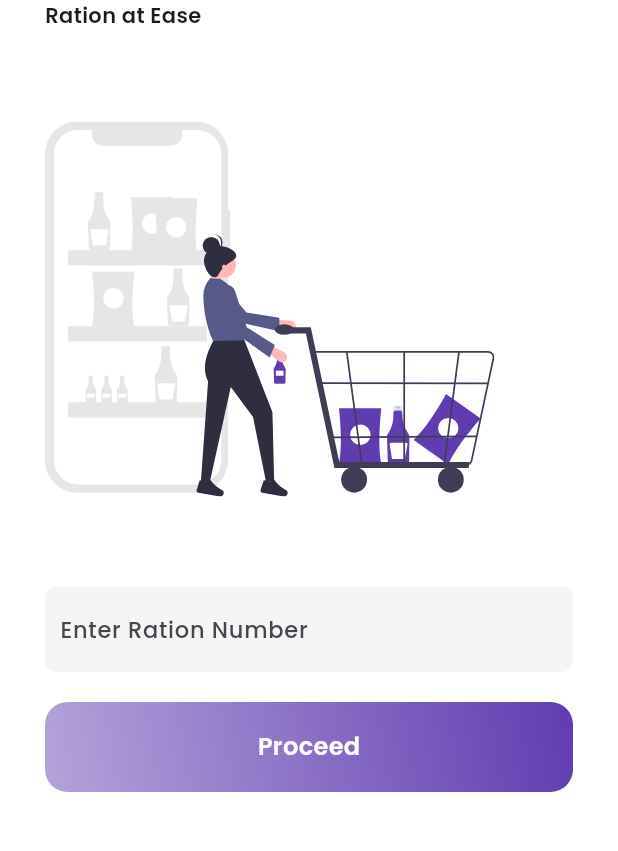
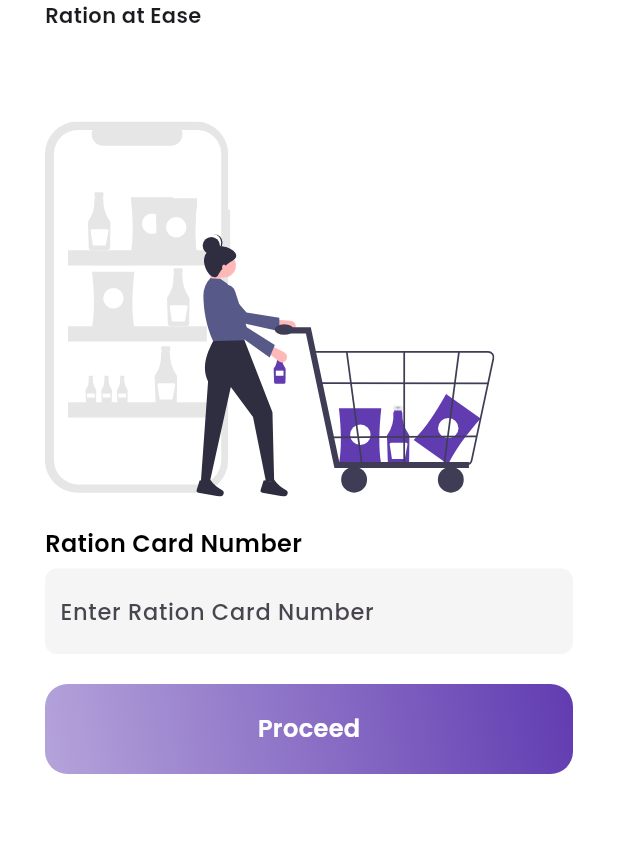
Before and after one commit to VatsalKotha/NFC3_Lit_Coders, a Flutter app: the screen it shows after launch, on a phone screen of 412 x 824 dp, the part 168-1019 px from its top. Run offline on Flutter 3.47's test engine with Material 3 defaults, Android fonts, the phone set to English and light mode, and no system bars; our stand-ins replace flutter_otp_text_field, flutter_svg, get.

Commit message:
otp part

```diff
--- a/ration_go/lib/features/auth/ui/login_screen.dart
+++ b/ration_go/lib/features/auth/ui/login_screen.dart
@@ -1,6 +1,8 @@
 import 'package:flutter/material.dart';
+import 'package:flutter_otp_text_field/flutter_otp_text_field.dart';
 import 'package:flutter_svg/svg.dart';
 import 'package:ration_go/colors.dart';
+import 'dart:async'; // Import for Timer
 
 class LoginScreen extends StatefulWidget {
   const LoginScreen({super.key});
@@ -11,6 +13,35 @@ class LoginScreen extends StatefulWidget {
 
 class _LoginScreenState extends State<LoginScreen> {
   TextEditingController rationNumber = TextEditingController();
+  bool isOtpSent = false;
+  int _start = 60; // 1 minute
+  Timer? _timer;
+
+  @override
+  void dispose() {
+    _timer
+        ?.cancel(); // Cancel the timer if it’s active when the widget is disposed
+    super.dispose();
+  }
+
+  void startTimer() {
+    setState(() {
+      _start = 60; // Reset the timer to 60 seconds
+    });
+    _timer?.cancel(); // Cancel any previous timer
+    _timer = Timer.periodic(Duration(seconds: 1), (timer) {
+      if (_start == 0) {
+        setState(() {
+          timer.cancel();
+        });
+      } else {
+        setState(() {
+          _start--;
+        });
+      }
+    });
+  }
+
   @override
   Widget build(BuildContext context) {
     return Scaffold(
@@ -57,17 +88,34 @@ class _LoginScreenState extends State<LoginScreen> {
                   ),
                 ],
               ),
+              SizedBox(
+                height: 20,
+              ),
+              !isOtpSent
+                  ? Column(
+                      children: [
+                        Row(
+                          children: [
+                            Text('Ration Card Number',
+                                style: TextStyle(
+                                    fontSize: 16,
+                                    color: Colors.black,
+                                    fontWeight: FontWeight.w600)),
+                          ],
+                        ),
                         Container(
                           width: double.infinity,
                           padding: const EdgeInsets.fromLTRB(10, 5, 10, 5),
-                margin: const EdgeInsets.fromLTRB(0, 60, 0, 0),
+                          margin: const EdgeInsets.fromLTRB(0, 5, 0, 0),
                           decoration: const BoxDecoration(
                               color: AppColors.secondary,
-                    borderRadius: BorderRadius.all(Radius.circular(8))),
+                              borderRadius:
+                                  BorderRadius.all(Radius.circular(8))),
                           child: TextFormField(
                             textInputAction: TextInputAction.next,
                             controller: rationNumber,
-                  autovalidateMode: AutovalidateMode.onUserInteraction,
+                            autovalidateMode:
+                                AutovalidateMode.onUserInteraction,
                             validator: (value) {
                               if (value!.isEmpty) {
                                 return 'Please enter ration number';
@@ -78,18 +126,89 @@ class _LoginScreenState extends State<LoginScreen> {
                                 fontSize: 15, fontWeight: FontWeight.w500),
                             textAlign: TextAlign.left,
                             decoration: const InputDecoration(
-                    hintText: "Enter Ration Number",
+                              hintText: "Enter Ration Card Number",
                               border: InputBorder.none,
-                    contentPadding: EdgeInsets.symmetric(vertical: 12),
+                              contentPadding:
+                                  EdgeInsets.symmetric(vertical: 12),
                               isDense: true,
                             ),
                             onChanged: ((value) {}),
                           ),
                         ),
+                      ],
+                    )
+                  : Column(
+                      children: [
+                        Row(
+                          children: [
+                            Text('Enter the OTP Received',
+                                style: TextStyle(
+                                    fontSize: 16,
+                                    color: Colors.black,
+                                    fontWeight: FontWeight.w600)),
+                          ],
+                        ),
+                        Container(
+                          width: double.infinity,
+                          padding: const EdgeInsets.fromLTRB(0, 5, 0, 5),
+                          margin: const EdgeInsets.fromLTRB(0, 5, 0, 0),
+                          decoration: const BoxDecoration(
+                              borderRadius:
+                                  BorderRadius.all(Radius.circular(8))),
+                          child: OtpTextField(
+                            numberOfFields: 6,
+                            borderColor: AppColors.primary,
+                            showFieldAsBox: false,
+                            onCodeChanged: (String code) {},
+                            onSubmit: (String verificationCode) {
+                              showDialog(
+                                  context: context,
+                                  builder: (context) {
+                                    return AlertDialog(
+                                      title: Text("Verification Code"),
+                                      content: Text(
+                                          'Code entered is $verificationCode'),
+                                    );
+                                  });
+                            },
+                          ),
+                        ),
+                        SizedBox(
+                          height: 10,
+                        ),
+                        InkWell(
+                          onTap: _start == 0
+                              ? () {
+                                  // Reset the timer and resend the OTP
+                                  startTimer();
+                                  // Add logic to resend OTP here
+                                }
+                              : null,
+                          child: Text(
+                            _start == 0
+                                ? 'Resend OTP'
+                                : 'Resend OTP in $_start seconds',
+                            style: TextStyle(
+                                fontSize: 16,
+                                color: _start == 0
+                                    ? AppColors.primary
+                                    : Colors.grey,
+                                fontWeight: FontWeight.w600),
+                          ),
+                        ),
+                      ],
+                    ),
               SizedBox(
                 height: 20,
               ),
-              Container(
+              InkWell(
+                onTap: () {
+                  setState(() {
+                    isOtpSent = true;
+                  });
+                  startTimer(); // Start the timer when OTP is sent
+                },
+                child: Container(
                   height: 60,
                   width: double.infinity,
                   padding: const EdgeInsets.fromLTRB(18, 5, 18, 5),
@@ -102,7 +221,8 @@ class _LoginScreenState extends State<LoginScreen> {
                             AppColors.primary.withAlpha(120),
                           ]),
                       color: AppColors.primary,
-                    borderRadius: const BorderRadius.all(Radius.circular(15))),
+                      borderRadius:
+                          const BorderRadius.all(Radius.circular(15))),
                   child: const Center(
                       child: Text(
                     "Proceed",
@@ -112,6 +232,7 @@ class _LoginScreenState extends State<LoginScreen> {
                         fontWeight: FontWeight.w600),
                   )),
                 ),
+              ),
             ],
           ),
         ),
--- a/ration_go/pubspec.yaml
+++ b/ration_go/pubspec.yaml
@@ -14,6 +14,7 @@ dependencies:
   dio: ^5.6.0
   get: ^4.6.6
   flutter_svg: ^2.0.10+1
+  flutter_otp_text_field: ^1.2.0
 
 dev_dependencies:
   flutter_test:
```
Also changed, not shown: ration_go/pubspec.lock. Lines whose indentation alone changed are shown as unchanged.
